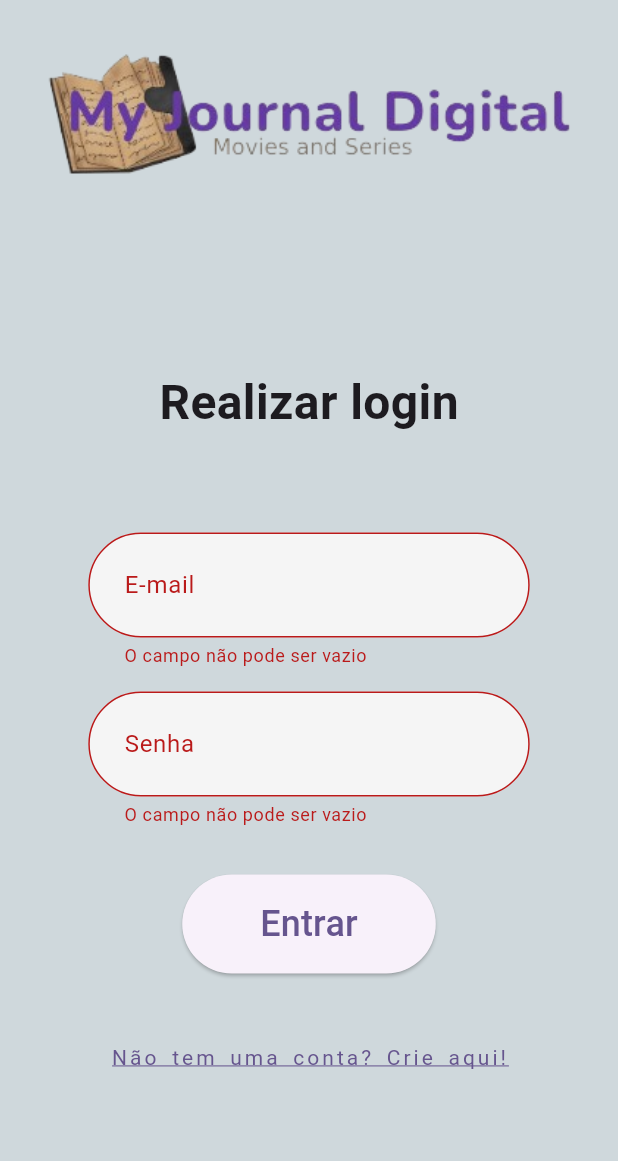
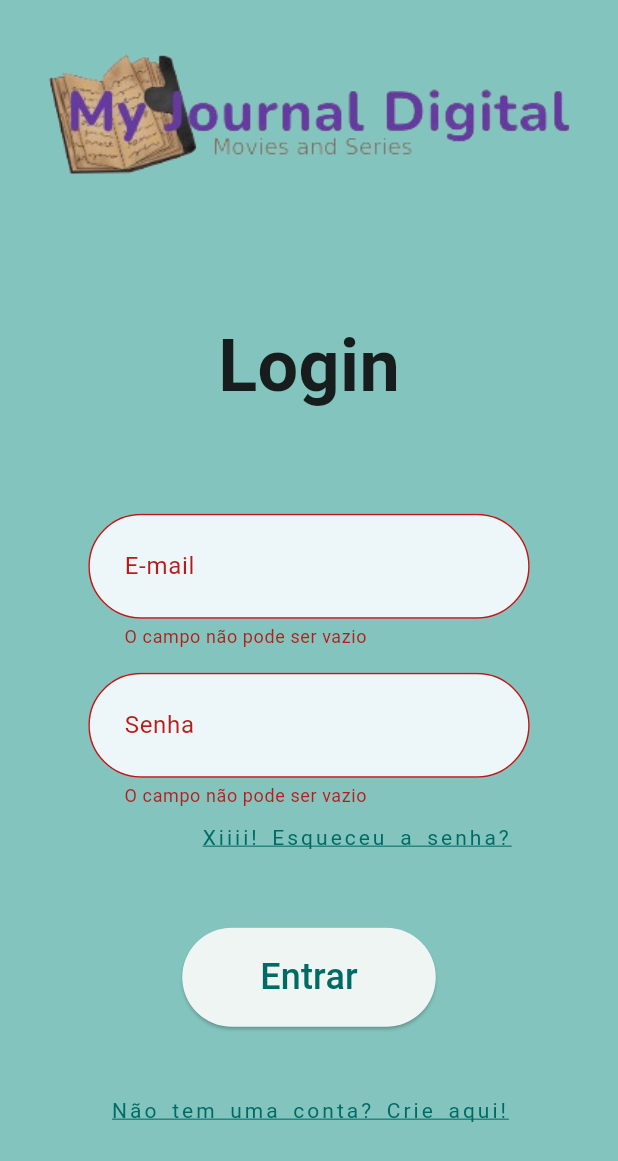
Before and after one commit to priscillamelo/flutter-series-hub, a Flutter app: the screen it shows after launch, after a tap on "Entrar", on a phone screen of 412 x 824 dp. Shown: the top 1161 px of the screen. Run offline on Flutter 3.47's test engine with Material 3 defaults, Android fonts, the phone set to English and light mode, and no system bars; our stand-ins replace firebase_auth, firebase_core; accounts and stored records are empty; generated files the repository leaves out were written again.

Commit message:
colors-nao-finalizado

```diff
--- a/lib/main.dart
+++ b/lib/main.dart
@@ -1,9 +1,11 @@
+import 'package:firebase_auth/firebase_auth.dart';
 import 'package:flutter/material.dart';
 import 'package:flutter_journal_moviesandseries/pages/criar_conta_page.dart';
 import 'package:flutter_journal_moviesandseries/pages/home_page.dart';
 import 'package:flutter_journal_moviesandseries/pages/login_page.dart';
 
 import 'package:firebase_core/firebase_core.dart';
+import 'package:flutter_journal_moviesandseries/widgets/colors.dart';
 import 'firebase_options.dart';
 
 void main() async {
@@ -23,8 +25,13 @@ class MyApp extends StatelessWidget {
         debugShowCheckedModeBanner: false,
         title: 'Flutter Projetos Aplicados I',
         theme: ThemeData(
-          colorScheme:
-              ColorScheme.fromSeed(seedColor: Colors.deepPurple.shade100),
+          scaffoldBackgroundColor: ColorsTheme.bgTela,
+          primaryColor: Colors.amber.shade400,
+          /* buttonTheme: const ButtonThemeData(
+            buttonColor: ColorsTheme.bgInputDetails,
+            textTheme: ButtonTextTheme.normal,
+          ), */
+          colorScheme: ColorScheme.fromSeed(seedColor: ColorsTheme.bgTela),
           useMaterial3: true,
         ),
         routes: {
@@ -34,7 +41,24 @@ class MyApp extends StatelessWidget {
         },
         home: const DefaultTabController(
           length: 3,
-          child: LoginPage(),
+          child: Routes(),
         ));
   }
 }
+
+class Routes extends StatelessWidget {
+  const Routes({super.key});
+
+  @override
+  Widget build(BuildContext context) {
+    return StreamBuilder<User?>(
+        stream: FirebaseAuth.instance.userChanges(),
+        builder: (context, snapshot) {
+          if (snapshot.hasData) {
+            return const HomePage();
+          } else {
+            return const LoginPage();
+          }
+        });
+  }
+}
--- a/lib/pages/criar_conta_page.dart
+++ b/lib/pages/criar_conta_page.dart
@@ -23,7 +23,6 @@ class _CriarContaPageState extends State<CriarContaPage> {
   @override
   Widget build(BuildContext context) {
     return Scaffold(
-      backgroundColor: Colors.blueGrey.shade100,
       appBar: AppBar(
         title: Image.asset('assets/logo_app.png'),
         centerTitle: true,
@@ -39,7 +38,7 @@ class _CriarContaPageState extends State<CriarContaPage> {
                 const Text(
                   'Criar Conta',
                   style: TextStyle(
-                    fontSize: 32,
+                    fontSize: 48,
                     fontWeight: FontWeight.bold,
                   ),
                 ),
--- a/lib/pages/login_page.dart
+++ b/lib/pages/login_page.dart
@@ -1,5 +1,7 @@
 import 'package:flutter/material.dart';
+import 'package:flutter/widgets.dart';
 import 'package:flutter_journal_moviesandseries/services/auth/auth_sevice.dart';
+import 'package:flutter_journal_moviesandseries/widgets/colors.dart';
 import 'package:flutter_journal_moviesandseries/widgets/snackbar_widget.dart';
 import 'package:flutter_journal_moviesandseries/widgets/text_form_field.dart';
 
@@ -19,8 +21,9 @@ class _LoginPageState extends State<LoginPage> {
   @override
   Widget build(BuildContext context) {
     return Scaffold(
-      backgroundColor: Colors.blueGrey.shade100,
+      //backgroundColor: Colors.amber,
       appBar: AppBar(
+        backgroundColor: Colors.amber,
         title: Image.asset('assets/logo_app.png'),
         centerTitle: true,
         forceMaterialTransparency: true,
@@ -33,9 +36,9 @@ class _LoginPageState extends State<LoginPage> {
             child: Column(
               children: [
                 const Text(
-                  'Realizar login',
+                  'Login',
                   style: TextStyle(
-                    fontSize: 32,
+                    fontSize: 48,
                     fontWeight: FontWeight.bold,
                   ),
                 ),
@@ -59,6 +62,28 @@ class _LoginPageState extends State<LoginPage> {
                         FormFieldWidget(
                           label: 'Senha',
                           controller: _senhaController,
+                        ),
+                        Container(
+                          alignment: AlignmentDirectional.topEnd,
+                          child: TextButton(
+                            onPressed: () {
+                              //Navigator.popAndPushNamed(context, '/criarConta');
+                            },
+                            style: ButtonStyle(
+                              alignment: AlignmentDirectional.topEnd,
+                              textStyle: MaterialStateProperty.all(
+                                const TextStyle(
+                                  decoration: TextDecoration.underline,
+                                  letterSpacing: 2,
+                                  wordSpacing: 3,
+                                ),
+                              ),
+                            ),
+                            child: const Text(
+                              "Xiiii! Esqueceu a senha?",
+                              textAlign: TextAlign.end,
+                            ),
+                          ),
                         ),
                         const SizedBox(
                           height: 32,
--- /dev/null
+++ b/lib/widgets/colors.dart
@@ -0,0 +1,9 @@
+import 'package:flutter/material.dart';
+
+class ColorsTheme {
+  static const Color bgTela = Color.fromRGBO(131, 197, 190, 100);
+  static const Color fontText = Color.fromRGBO(0, 0, 0, 100);
+  static const Color bgInput = Color.fromRGBO(237, 246, 249, 100);
+  static const Color bgTabSelected = Color.fromRGBO(0, 109, 119, 100);
+  static const Color bgInputDetails = Color.fromRGBO(226, 149, 120, 90);
+}
--- a/lib/widgets/text_form_field.dart
+++ b/lib/widgets/text_form_field.dart
@@ -1,9 +1,10 @@
 import 'package:flutter/material.dart';
+import 'package:flutter_journal_moviesandseries/widgets/colors.dart';
 
 class FormFieldWidget extends StatelessWidget {
+  final TextEditingController controller;
+  final TextInputType? keyboardType;
   final String label;
-  final TextInputType? keyboardType;
-  final TextEditingController controller;
   const FormFieldWidget(
       {super.key,
       required this.label,
@@ -13,28 +14,16 @@ class FormFieldWidget extends StatelessWidget {
   @override
   Widget build(BuildContext context) {
     return TextFormField(
+      controller: controller,
+      keyboardType: keyboardType,
+      validator: _validatorField,
       obscureText: label.toLowerCase().contains('senha') ? true : false,
       style: const TextStyle(fontSize: 20),
-      keyboardType: keyboardType,
-      controller: controller,
-      validator: (String? value) {
-        if (value == null || value.isEmpty) {
-          return "O campo não pode ser vazio";
-        }
-        if (label.toLowerCase().contains('e-mail')) {
-          if (!value.contains("@")) {
-            return "O e-mail é inválido";
-          }
-        }
-        return null;
-      },
       decoration: InputDecoration(
         filled: true,
-        fillColor: Colors.grey.shade100,
-        prefixIconColor: Colors.purple.shade200,
+        fillColor: ColorsTheme.bgInput,
         contentPadding: const EdgeInsets.all(20),
         labelText: label,
-        enabled: true,
         helperText: label.toLowerCase().contains('senha')
             ? "Mínimo 6 caractereres"
             : null,
@@ -46,4 +35,16 @@ class FormFieldWidget extends StatelessWidget {
       ),
     );
   }
+
+  String? _validatorField(String? value) {
+    if (value == null || value.isEmpty) {
+      return "O campo não pode ser vazio";
+    }
+    if (label.toLowerCase().contains('e-mail')) {
+      if (!value.contains("@")) {
+        return "O e-mail é inválido";
+      }
+    }
+    return null;
+  }
 }
```
Also changed, not shown: lib/pages/home_page.dart (+27 -3 lines), lib/services/auth/auth_sevice.dart (+9 -0 lines).
